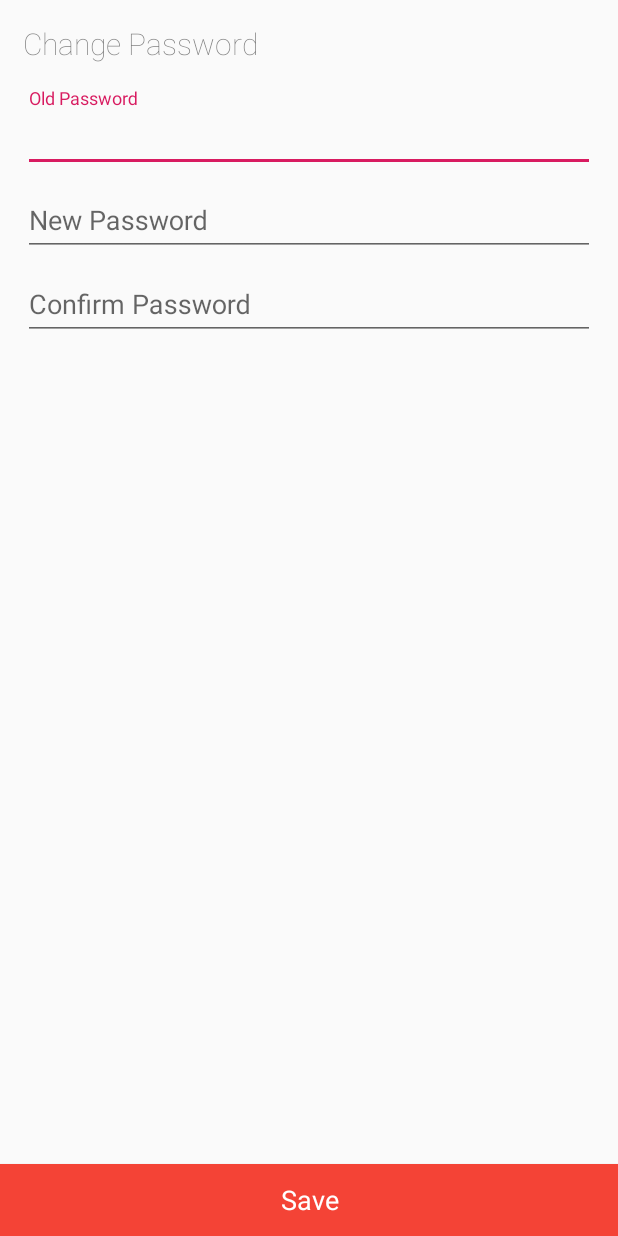
After one commit to cristianalg/Resgistration_Uniform, an Android app: the layout activity_security.xml on its own in the app's theme, with its tools: preview values and no code run, on a phone screen of 412 x 824 dp. The commit adds this screen. Run offline under Robolectric (Android 15) with nearby library versions, the phone set to English and light mode, and no system bars.

Commit message:
Desenvolvida a opção de alterar a password.

```diff
--- /dev/null
+++ b/app/src/main/res/layout/activity_security.xml
@@ -0,0 +1,101 @@
+<?xml version="1.0" encoding="utf-8"?>
+<LinearLayout xmlns:android="http://schemas.android.com/apk/res/android"
+    xmlns:app="http://schemas.android.com/apk/res-auto"
+    xmlns:tools="http://schemas.android.com/tools"
+    android:layout_width="match_parent"
+    android:layout_height="match_parent"
+    tools:context="ipt.ipg.app_uniform.controllers.SecurityActivity">
+
+    <RelativeLayout
+        android:layout_width="match_parent"
+        android:layout_height="match_parent">
+
+        <ScrollView
+            android:layout_width="match_parent"
+            android:layout_height="match_parent">
+            <LinearLayout
+                android:layout_width="match_parent"
+                android:layout_height="match_parent"
+                android:padding="15dp"
+                android:orientation="vertical">
+
+                <TextView
+                    android:id="@+id/txtChangePassword"
+                    android:layout_width="match_parent"
+                    android:layout_height="wrap_content"
+                    android:layout_weight="1"
+                    android:fontFamily="sans-serif-thin"
+                    android:textSize="20sp"
+                    android:layout_marginBottom="16dp"
+                    android:text="Change Password" />
+
+
+
+                <android.support.design.widget.TextInputLayout
+                    android:layout_width="match_parent"
+                    android:layout_height="wrap_content">
+
+                    <EditText
+                        android:id="@+id/txtOldPassword"
+                        android:layout_width="match_parent"
+                        android:layout_height="wrap_content"
+                        android:hint="Old Password"
+                        android:inputType="text"
+                        android:maxLines="1"
+                        android:singleLine="true" />
+
+                </android.support.design.widget.TextInputLayout>
+                <android.support.design.widget.TextInputLayout
+                    android:layout_width="match_parent"
+                    android:layout_height="wrap_content">
+
+                    <EditText
+                        android:id="@+id/txtNewPassword"
+                        android:layout_width="match_parent"
+                        android:layout_height="wrap_content"
+                        android:hint="New Password"
+                        android:inputType="text"
+                        android:maxLines="1"
+                        android:singleLine="true" />
+
+                </android.support.design.widget.TextInputLayout>
+                <android.support.design.widget.TextInputLayout
+                    android:layout_width="match_parent"
+                    android:layout_height="wrap_content">
+
+                    <EditText
+                        android:id="@+id/txtConfirmPassword"
+                        android:layout_width="match_parent"
+                        android:layout_height="wrap_content"
+                        android:hint="Confirm Password"
+                        android:inputType="text"
+                        android:maxLines="1"
+                        android:singleLine="true" />
+
+                </android.support.design.widget.TextInputLayout>
+
+                <TextView
+                    android:id="@+id/txtMatchError"
+                    android:layout_width="match_parent"
+                    android:layout_height="wrap_content"
+                    android:layout_weight="1"
+                    android:textColor="@color/colorDanger"
+                    android:gravity="center" />
+
+            </LinearLayout>
+        </ScrollView>
+
+        <Button
+            android:id="@+id/btnChangePassword"
+            android:layout_width="match_parent"
+            android:layout_height="wrap_content"
+            android:layout_alignParentBottom="true"
+            android:background="#F44336"
+            android:fontFamily="sans-serif"
+            android:text="Save"
+            android:textAllCaps="false"
+            android:textColor="@color/colorInverted"
+            android:textSize="18sp" />
+
+    </RelativeLayout>
+</LinearLayout>
```
Also changed, not shown: app/src/main/java/ipt/ipg/app_uniform/controllers/CatalogActivity.java (+17 -12 lines), app/src/main/java/ipt/ipg/app_uniform/controllers/SecurityActivity.java (added, +181 -0 lines), app/src/main/res/menu/menu_catalog.xml (+7 -2 lines), app/src/main/res/drawable-v24/ic_add_new_product.png (added).
